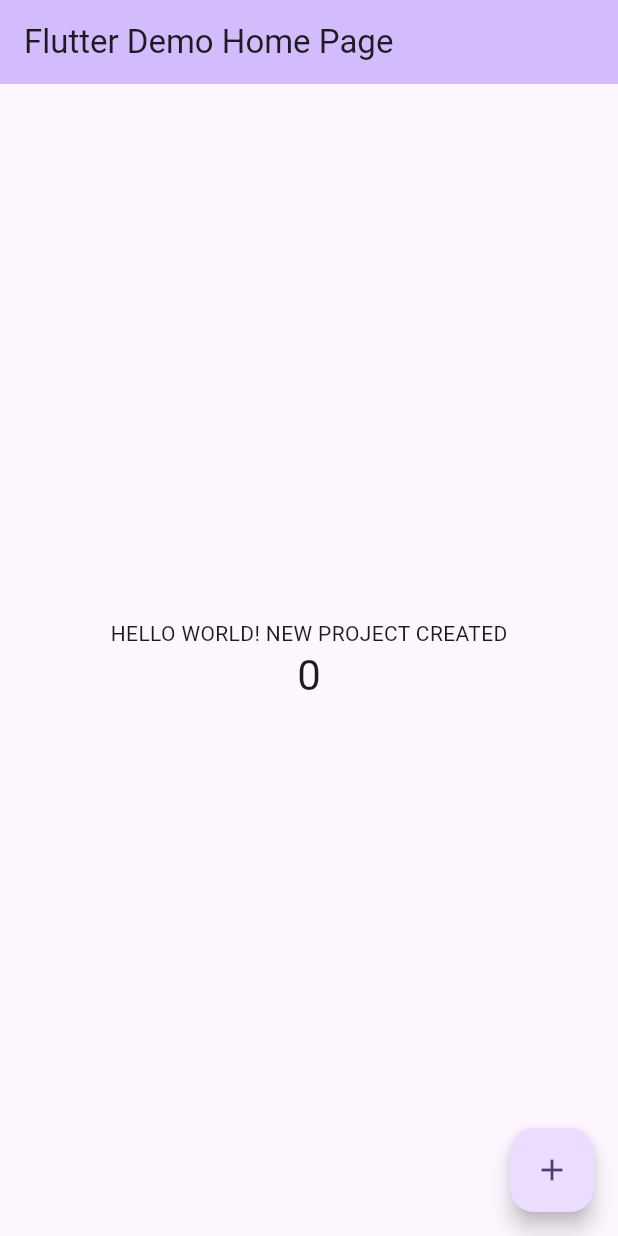
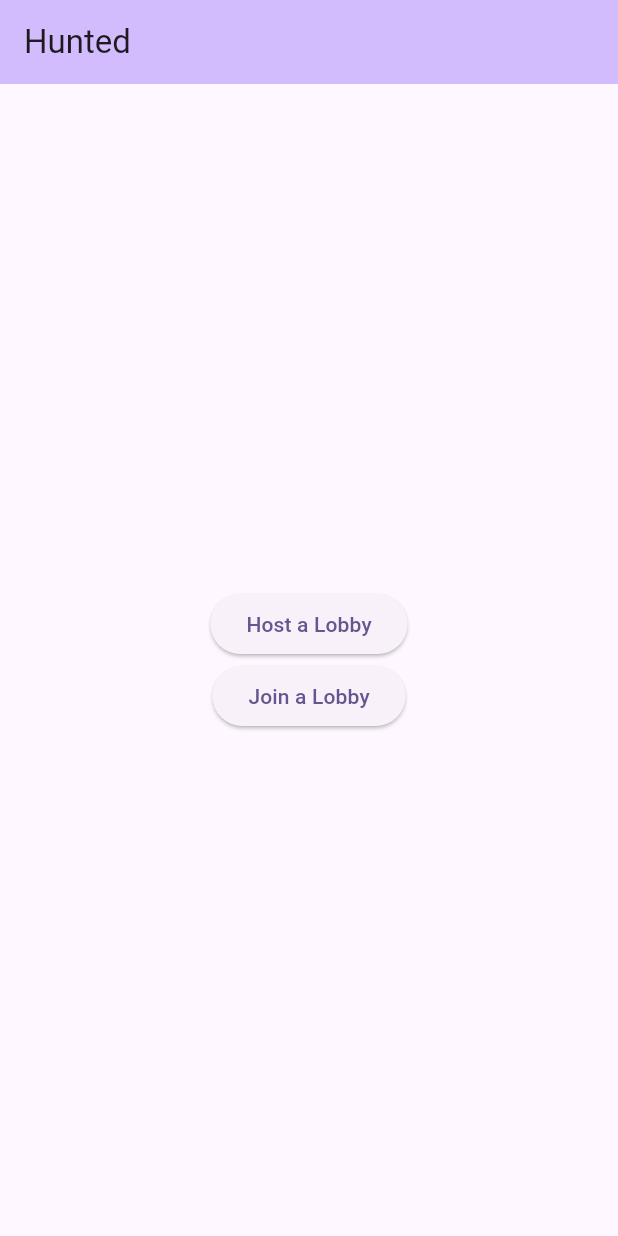
Before and after one commit to TimeSortOfWellSpent/hunted_frontend, a Flutter app: the screen it shows after launch, on a phone screen of 412 x 824 dp. Run offline on Flutter 3.47's test engine with Material 3 defaults, Android fonts, the phone set to English and light mode, and no system bars.

Commit message:
Created two new pages for joining and creating lobbies

```diff
--- a/lib/main.dart
+++ b/lib/main.dart
@@ -1,4 +1,6 @@
 import 'package:flutter/material.dart';
+import 'package:hunted_frontend/pages/create_lobby.dart';
+import 'package:hunted_frontend/pages/join_lobby.dart';
 
 void main() {
   runApp(const MyApp());
@@ -31,7 +33,7 @@ class MyApp extends StatelessWidget {
         colorScheme: ColorScheme.fromSeed(seedColor: Colors.deepPurple),
         useMaterial3: true,
       ),
-      home: const MyHomePage(title: 'Flutter Demo Home Page'),
+      home: const MyHomePage(title: 'Hunted'),
     );
   }
 }
@@ -55,71 +57,34 @@ class MyHomePage extends StatefulWidget {
 }
 
 class _MyHomePageState extends State<MyHomePage> {
-  int _counter = 0;
-
-  void _incrementCounter() {
-    setState(() {
-      // This call to setState tells the Flutter framework that something has
-      // changed in this State, which causes it to rerun the build method below
-      // so that the display can reflect the updated values. If we changed
-      // _counter without calling setState(), then the build method would not be
-      // called again, and so nothing would appear to happen.
-      _counter++;
-    });
-  }
 
   @override
   Widget build(BuildContext context) {
-    // This method is rerun every time setState is called, for instance as done
-    // by the _incrementCounter method above.
-    //
-    // The Flutter framework has been optimized to make rerunning build methods
-    // fast, so that you can just rebuild anything that needs updating rather
-    // than having to individually change instances of widgets.
     return Scaffold(
       appBar: AppBar(
-        // TRY THIS: Try changing the color here to a specific color (to
-        // Colors.amber, perhaps?) and trigger a hot reload to see the AppBar
-        // change color while the other colors stay the same.
         backgroundColor: Theme.of(context).colorScheme.inversePrimary,
-        // Here we take the value from the MyHomePage object that was created by
-        // the App.build method, and use it to set our appbar title.
         title: Text(widget.title),
       ),
       body: Center(
-        // Center is a layout widget. It takes a single child and positions it
-        // in the middle of the parent.
         child: Column(
-          // Column is also a layout widget. It takes a list of children and
-          // arranges them vertically. By default, it sizes itself to fit its
-          // children horizontally, and tries to be as tall as its parent.
-          //
-          // Column has various properties to control how it sizes itself and
-          // how it positions its children. Here we use mainAxisAlignment to
-          // center the children vertically; the main axis here is the vertical
-          // axis because Columns are vertical (the cross axis would be
-          // horizontal).
-          //
-          // TRY THIS: Invoke "debug painting" (choose the "Toggle Debug Paint"
-          // action in the IDE, or press "p" in the console), to see the
-          // wireframe for each widget.
           mainAxisAlignment: MainAxisAlignment.center,
+          crossAxisAlignment: CrossAxisAlignment.center,
           children: <Widget>[
-            const Text(
-              'HELLO WORLD! NEW PROJECT CREATED',
+            ElevatedButton(
+              onPressed: () {
+                Navigator.push(context, MaterialPageRoute(builder: (context) => const CreateLobby()));
+              },
+              child: const Text('Host a Lobby'),
             ),
-            Text(
-              '$_counter',
-              style: Theme.of(context).textTheme.headlineMedium,
+            ElevatedButton(
+              onPressed: () {
+               Navigator.push(context, MaterialPageRoute(builder: (context) => const JoinLobby()));
+              },
+              child: const Text('Join a Lobby'),
             ),
           ],
         ),
-      ),
-      floatingActionButton: FloatingActionButton(
-        onPressed: _incrementCounter,
-        tooltip: 'Increment',
-        child: const Icon(Icons.add),
-      ), // This trailing comma makes auto-formatting nicer for build methods.
+      )
     );
   }
 }
```
Also changed, not shown: lib/pages/create_lobby.dart (added, +44 -0 lines), lib/pages/join_lobby.dart (added, +48 -0 lines).
